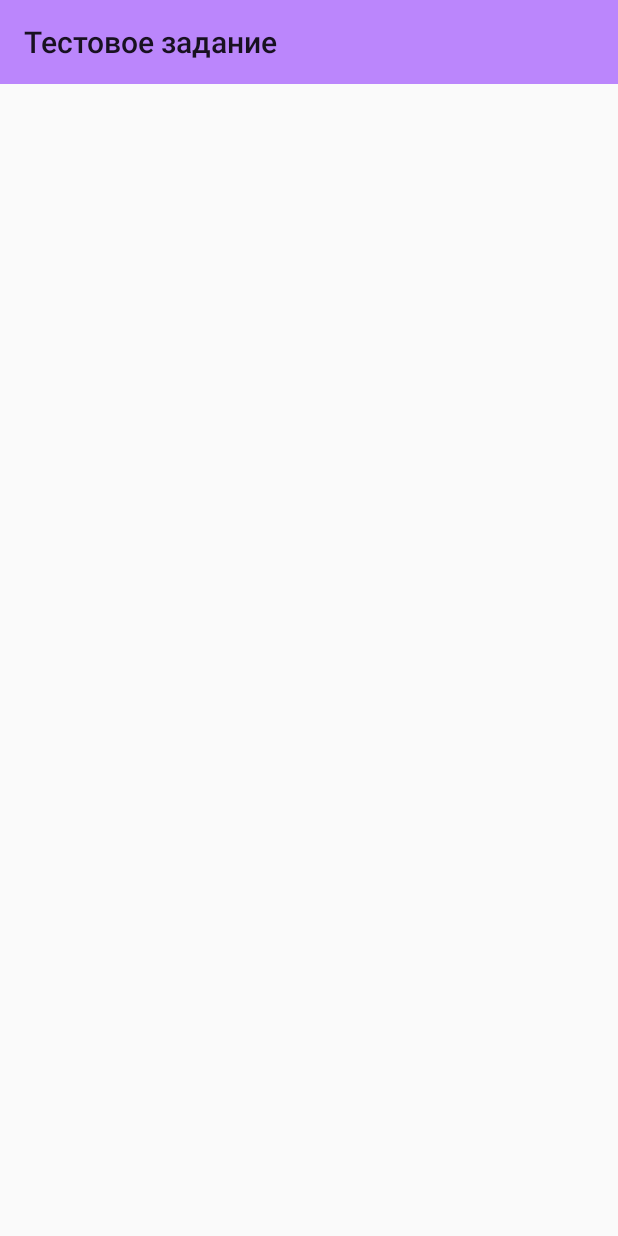
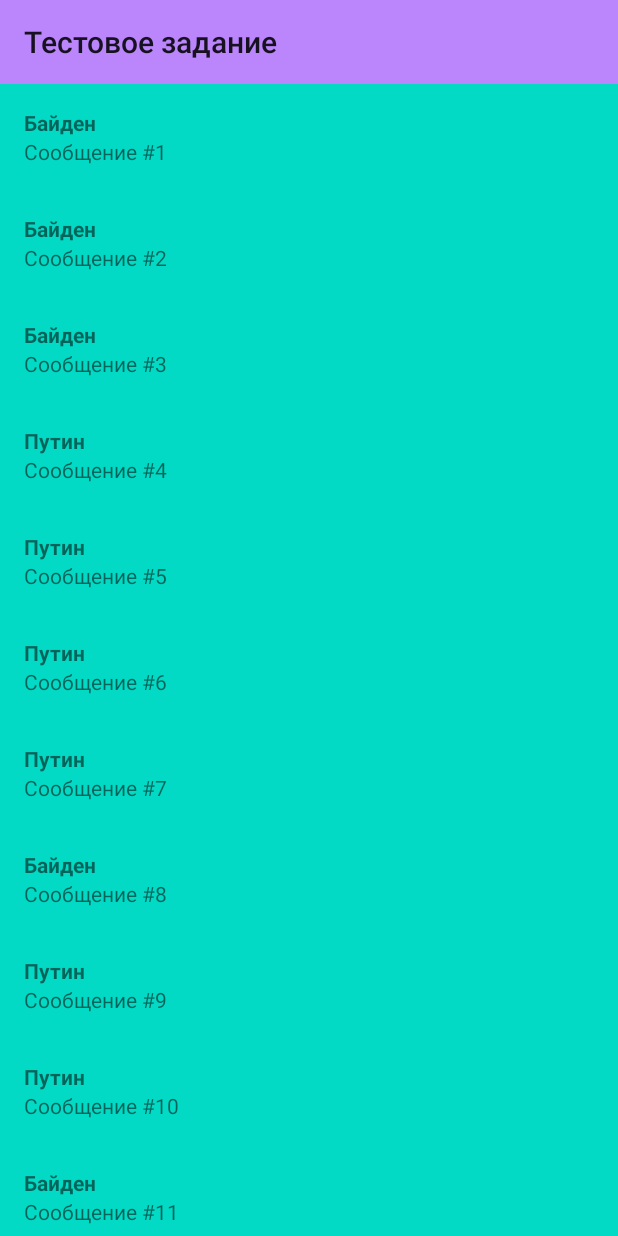
Before and after one commit to grino-studio/testhoreca, an Android app: the screen it shows after launch (MainActivity), on a phone screen of 412 x 824 dp. Run offline under Robolectric (Android 15) with nearby library versions, the phone set to English and light mode, and no system bars.

Commit message:
отображаются сообщения

```diff
--- a/app/build.gradle
+++ b/app/build.gradle
@@ -1,6 +1,7 @@
 plugins {
     id 'com.android.application'
     id 'kotlin-android'
+    id 'kotlin-android-extensions'
 }
 
 android {
@@ -39,6 +40,7 @@ dependencies {
     implementation 'com.android.support:design:28.0.0'
     implementation 'android.arch.navigation:navigation-fragment-ktx:1.0.0'
     implementation 'android.arch.navigation:navigation-ui-ktx:1.0.0'
+    implementation 'com.android.support.constraint:constraint-layout:1.1.3'
     testImplementation 'junit:junit:4.+'
     androidTestImplementation 'com.android.support.test:runner:1.0.2'
     androidTestImplementation 'com.android.support.test.espresso:espresso-core:3.0.2'
--- a/app/src/main/java/com/example/horecatest/MainActivity.kt
+++ b/app/src/main/java/com/example/horecatest/MainActivity.kt
@@ -5,9 +5,6 @@ import android.support.v7.app.AppCompatActivity
 import android.util.Log
 import androidx.navigation.NavController
 import androidx.navigation.Navigation
-import com.example.horecatest.models.Dialog
-import com.google.gson.Gson
-
 
 class MainActivity : AppCompatActivity() {
 
@@ -19,29 +16,7 @@ class MainActivity : AppCompatActivity() {
 
         navController = Navigation.findNavController(this, R.id.nav_host_fragment);
 
-        readAssets()
+        Log.e("Grino", "Стартовали Активити")
     }
 
-    private fun readAssets() {
-        val count = readJson()?.messages?.count()
-        Log.e("Grino", count.toString())
-    }
-
-    // Считывает Json из файл из ассетов
-    // Возвращает модель Dialog
-    private fun readJson(): Dialog? =
-        try {
-            Gson().fromJson(
-                assets.open("strings.json")
-                    .bufferedReader()
-                    .use { it.readText() },
-                Dialog::class.java
-            )
-        } catch (e: Exception) {
-            // Ошибка считавыния из файла
-            e.printStackTrace()
-            null
-        }
-
-
 }
--- a/app/src/main/java/com/example/horecatest/fragments/ScrollFragment.kt
+++ /dev/null
@@ -1,23 +0,0 @@
-package com.example.horecatest.fragments
-
-import android.os.Bundle
-import android.support.v4.app.Fragment
-import android.view.LayoutInflater
-import android.view.View
-import android.view.ViewGroup
-import com.example.horecatest.R
-
-class ScrollFragment : Fragment() {
-
-    override fun onCreateView(inflater: LayoutInflater,
-                              container: ViewGroup?,
-                              savedInstanceState: Bundle?): View? {
-        return inflater.inflate(R.layout.fragment_scroll, container, false)
-    }
-
-    override fun onViewCreated(view: View, savedInstanceState: Bundle?) {
-        super.onViewCreated(view, savedInstanceState)
-
-
-    }
-}
--- /dev/null
+++ b/app/src/main/java/com/example/horecatest/fragments/dialog/DialogFragment.kt
@@ -0,0 +1,57 @@
+package com.example.horecatest.fragments.dialog
+
+import android.os.Bundle
+import android.support.v4.app.Fragment
+import android.support.v7.widget.LinearLayoutManager
+import android.support.v7.widget.RecyclerView
+import android.util.Log
+import android.view.LayoutInflater
+import android.view.View
+import android.view.ViewGroup
+import com.example.horecatest.R
+import com.example.horecatest.models.Dialog
+import com.example.horecatest.models.Message
+import com.google.gson.Gson
+import kotlinx.android.synthetic.main.fragment_scroll.*
+
+class DialogFragment : Fragment() {
+
+    private val messages = ArrayList<Message>()
+
+    override fun onCreateView(inflater: LayoutInflater, container: ViewGroup?, state: Bundle?):
+            View = inflater.inflate(R.layout.fragment_scroll, container, false)
+
+
+    override fun onViewCreated(view: View, savedInstanceState: Bundle?) {
+        super.onViewCreated(view, savedInstanceState)
+
+        reloadMessages()
+
+        recyclerDialog.layoutManager = LinearLayoutManager(context)
+        recyclerDialog.adapter = DialogRecyclerAdapter(messages)
+    }
+
+
+
+    private fun reloadMessages() {
+        messages.clear()
+        readJson()?.messages?.let { messages.addAll(it) }
+    }
+
+    // Считывает Json из файл из ассетов
+    // Возвращает модель Dialog
+    private fun readJson(): Dialog? =
+        try {
+            Gson().fromJson(
+                activity!!.assets.open("strings.json")
+                    .bufferedReader()
+                    .use { it.readText() },
+                Dialog::class.java
+            )
+        } catch (e: Exception) {
+            // Ошибка считавыния из файла
+            e.printStackTrace()
+            null
+        }
+
+}
--- /dev/null
+++ b/app/src/main/java/com/example/horecatest/fragments/dialog/DialogRecyclerAdapter.kt
@@ -0,0 +1,36 @@
+package com.example.horecatest.fragments.dialog
+
+import android.support.v7.widget.RecyclerView
+import android.view.LayoutInflater
+import android.view.View
+import android.view.ViewGroup
+import com.example.horecatest.R
+import com.example.horecatest.models.Message
+import kotlinx.android.synthetic.main.item_message.view.*
+
+class DialogRecyclerAdapter(
+
+    private val messages: List<Message>
+
+) : RecyclerView.Adapter<DialogRecyclerAdapter.DialogHolder>() {
+
+    class DialogHolder(view: View) : RecyclerView.ViewHolder(view){
+
+        fun bind(message: Message) {
+            itemView.name.text = message.name
+            itemView.text.text = message.text
+        }
+
+    }
+
+    override fun onCreateViewHolder(parent: ViewGroup, viewType: Int) =
+        DialogHolder(LayoutInflater.from(parent.context)
+            .inflate(R.layout.item_message, parent, false))
+
+    override fun onBindViewHolder(holder: DialogHolder, position: Int) {
+        holder.bind(messages[position])
+    }
+
+    override fun getItemCount() = messages.count()
+
+}
--- a/app/src/main/res/layout/fragment_scroll.xml
+++ b/app/src/main/res/layout/fragment_scroll.xml
@@ -1,7 +1,7 @@
 <?xml version="1.0" encoding="utf-8"?>
 <android.support.v7.widget.RecyclerView
     xmlns:android="http://schemas.android.com/apk/res/android"
-    android:id="@+id/recycler"
+    android:id="@+id/recyclerDialog"
     android:orientation="vertical"
     android:layout_width="match_parent"
     android:layout_height="match_parent">
--- /dev/null
+++ b/app/src/main/res/layout/item_message.xml
@@ -0,0 +1,29 @@
+<?xml version="1.0" encoding="utf-8"?>
+<LinearLayout
+    xmlns:android="http://schemas.android.com/apk/res/android"
+    xmlns:app="http://schemas.android.com/apk/res-auto"
+    xmlns:tools="http://schemas.android.com/tools"
+    android:orientation="vertical"
+    android:layout_width="match_parent"
+    android:layout_height="wrap_content"
+    android:background="@color/teal_200"
+    android:padding="16dp">
+
+    <TextView
+        android:id="@+id/name"
+        android:layout_width="match_parent"
+        android:layout_height="wrap_content"
+        android:textStyle="bold"
+        app:layout_constraintEnd_toEndOf="parent"
+        tools:ignore="MissingConstraints"
+        tools:text="Путин" />
+
+    <TextView
+        android:id="@+id/text"
+        android:layout_width="match_parent"
+        android:layout_height="wrap_content"
+        app:layout_constraintEnd_toEndOf="parent"
+        tools:ignore="MissingConstraints"
+        tools:text="Сообщение #1" />
+
+</LinearLayout>
--- a/app/src/main/res/navigation/main_graph.xml
+++ b/app/src/main/res/navigation/main_graph.xml
@@ -5,6 +5,6 @@
     app:startDestination="@id/scrollFragment">
     <fragment
         android:id="@+id/scrollFragment"
-        android:name="com.example.horecatest.fragments.ScrollFragment"
+        android:name="com.example.horecatest.fragments.dialog.DialogFragment"
         android:label="ScrollFragment" />
 </navigation>
```
